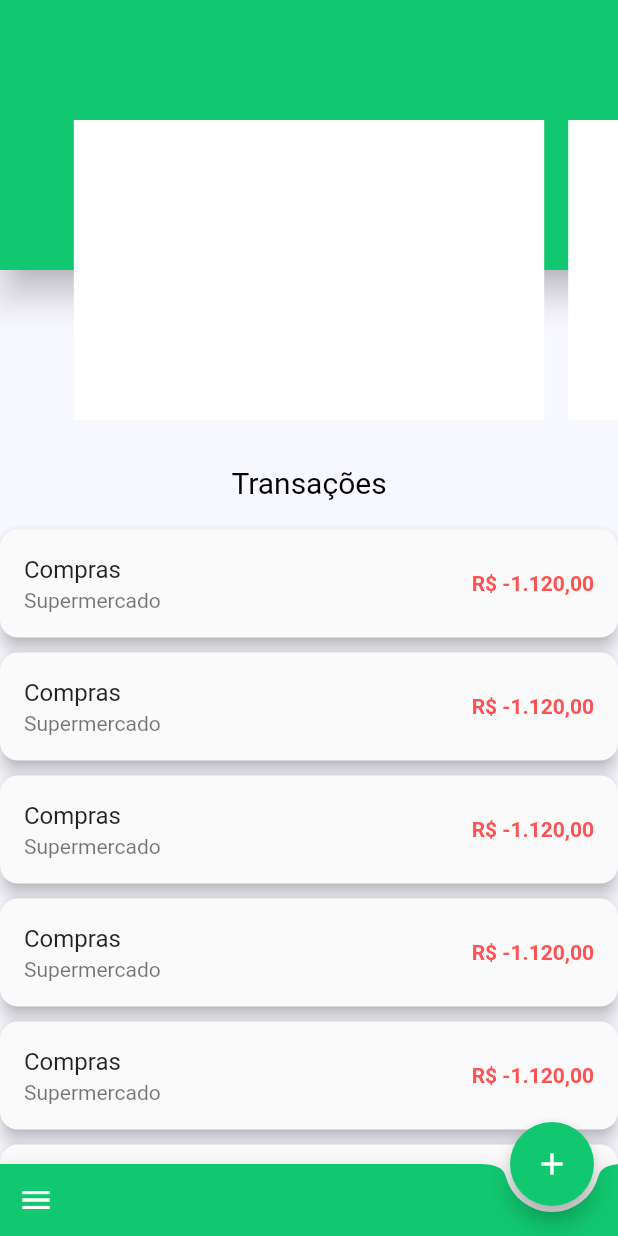
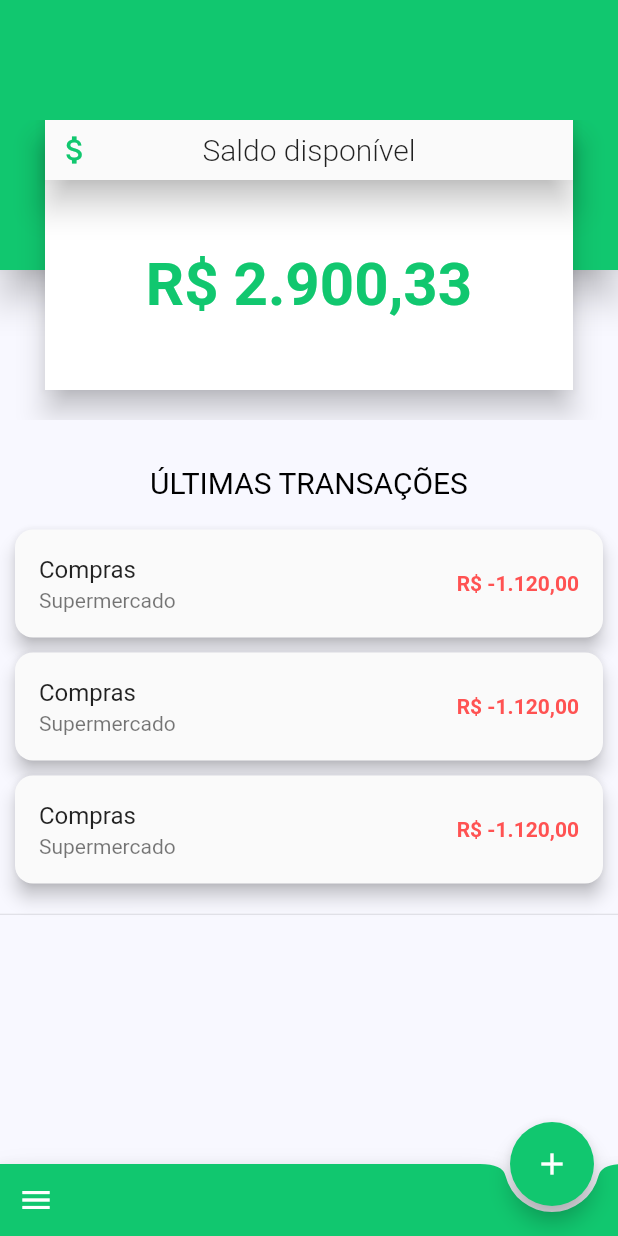
Before and after one commit to heycristhian/flutter-seucontrolefinanceiro, a Flutter app: the screen it shows after launch, on a phone screen of 412 x 824 dp. Run offline on Flutter 3.47's test engine with Material 2 defaults, Android fonts, the phone set to English and light mode, and no system bars.

Commit message:
Trabalhando na tela de transações e a inicial

```diff
--- a/Projeto V2/dz_finance/lib/ui/home.dart
+++ b/Projeto V2/dz_finance/lib/ui/home.dart
@@ -1,5 +1,6 @@
 import 'package:dz_finance/ui/about.dart';
 import 'package:dz_finance/ui/insertMoney.dart';
+import 'package:dz_finance/ui/transacoes.dart';
 import 'package:flutter/cupertino.dart';
 import 'package:flutter/material.dart';
 
@@ -9,8 +10,6 @@ class Home extends StatefulWidget {
 }
 
 class _HomeState extends State<Home> {
-  List<String> novaLista = ["1", "2", "3"];
-
   BoxDecoration myBoxDecoration() {
     return BoxDecoration(
         border: Border.all(width: 1, color: Color.fromRGBO(0, 0, 0, .125)),
@@ -37,31 +36,201 @@ class _HomeState extends State<Home> {
         ));
   }
 
+  Widget _container1() {
+    return Padding(
+      padding: const EdgeInsets.only(bottom: 20.0, right: 30.0, left: 30.0),
+      child: Material(
+        elevation: 8.0,
+        color: Colors.white,
+        child: Column(
+          children: <Widget>[
+            Material(
+              elevation: 9.0,
+              child: Padding(
+                padding: const EdgeInsets.all(8.0),
+                child: Row(
+                  mainAxisAlignment: MainAxisAlignment.spaceBetween,
+                  children: <Widget>[
+                    Icon(
+                      Icons.attach_money,
+                      color: Theme.of(context).primaryColor,
+                    ),
+                    Text(
+                      "Saldo disponível",
+                      style: TextStyle(
+                          fontSize: 20.0, fontWeight: FontWeight.w300),
+                    ),
+                    Opacity(
+                      opacity: 0,
+                      child: Icon(
+                        Icons.attach_money,
+                        color: Theme.of(context).primaryColor,
+                      ),
+                    ),
+                  ],
+                ),
+              ),
+            ),
+            Expanded(
+                child: Stack(
+              children: <Widget>[
+                Center(
+                  child: Text(
+                    "R\$ 2.900,33",
+                    style: TextStyle(
+                        fontSize: 40.0,
+                        fontWeight: FontWeight.w700,
+                        color: Theme.of(context).primaryColor),
+                  ),
+                ),
+                InkWell(
+                  splashColor: Colors.greenAccent,
+                  onTap: () {
+                    Navigator.push(
+                        context,
+                        MaterialPageRoute(
+                            builder: (BuildContext context) => Transacoes()));
+                  },
+                ),
+              ],
+            )),
+          ],
+        ),
+      ),
+    );
+  }
+
+  Widget _container2() {
+    return Padding(
+      padding: const EdgeInsets.only(bottom: 20.0, right: 30.0, left: 30.0),
+      child: Material(
+        elevation: 8.0,
+        color: Colors.white,
+        child: Column(
+          children: <Widget>[
+            Material(
+              elevation: 9.0,
+              child: Padding(
+                padding: const EdgeInsets.all(8.0),
+                child: Row(
+                  mainAxisAlignment: MainAxisAlignment.spaceBetween,
+                  children: <Widget>[
+                    Icon(
+                      Icons.attach_money,
+                      color: Theme.of(context).primaryColor,
+                    ),
+                    Text(
+                      "Despesas do mês passado",
+                      style: TextStyle(
+                          fontSize: 20.0, fontWeight: FontWeight.w300),
+                    ),
+                    Opacity(
+                      opacity: 0,
+                      child: Icon(
+                        Icons.attach_money,
+                        color: Theme.of(context).primaryColor,
+                      ),
+                    ),
+                  ],
+                ),
+              ),
+            ),
+            Expanded(
+                child: Stack(
+              children: <Widget>[
+                Center(
+                  child: Text(
+                    "R\$ 1.123,98",
+                    style: TextStyle(
+                        fontSize: 40.0,
+                        fontWeight: FontWeight.w700,
+                        color: Colors.red),
+                  ),
+                ),
+                InkWell(
+                  splashColor: Colors.redAccent,
+                  onTap: () => debugPrint("Container 2"),
+                ),
+              ],
+            )),
+          ],
+        ),
+      ),
+    );
+  }
+
+  Widget _container3() {
+    return Padding(
+      padding: const EdgeInsets.only(bottom: 20.0, right: 30.0, left: 30.0),
+      child: Material(
+        elevation: 8.0,
+        color: Colors.white,
+        child: Column(
+          children: <Widget>[
+            Material(
+              elevation: 9.0,
+              child: Padding(
+                padding: const EdgeInsets.all(8.0),
+                child: Row(
+                  mainAxisAlignment: MainAxisAlignment.spaceBetween,
+                  children: <Widget>[
+                    Icon(
+                      Icons.attach_money,
+                      color: Theme.of(context).primaryColor,
+                    ),
+                    Text(
+                      "Container 3",
+                      style: TextStyle(
+                          fontSize: 20.0, fontWeight: FontWeight.w300),
+                    ),
+                    Opacity(
+                      opacity: 0,
+                      child: Icon(
+                        Icons.attach_money,
+                        color: Theme.of(context).primaryColor,
+                      ),
+                    ),
+                  ],
+                ),
+              ),
+            ),
+            Expanded(
+                child: Stack(
+              children: <Widget>[
+                Center(
+                  child: Text(
+                    "",
+                    style: TextStyle(
+                        fontSize: 40.0,
+                        fontWeight: FontWeight.w700,
+                        color: Theme.of(context).primaryColor),
+                  ),
+                ),
+                InkWell(
+                  splashColor: Colors.greenAccent,
+                  onTap: () => debugPrint("Container 2"),
+                ),
+              ],
+            )),
+          ],
+        ),
+      ),
+    );
+  }
+
   Widget myDashboard() {
     return Padding(
       padding: const EdgeInsets.only(top: 80),
       child: Container(
         height: 200,
         child: PageView(
-          controller: PageController(viewportFraction: 0.8),
+          controller: PageController(viewportFraction: 1),
           scrollDirection: Axis.horizontal,
           pageSnapping: true,
           children: <Widget>[
-            Container(
-              margin: const EdgeInsets.symmetric(horizontal: 8),
-              color: Colors.white,
-              width: 100,
-            ),
-            Container(
-              margin: const EdgeInsets.symmetric(horizontal: 8),
-              color: Colors.white,
-              width: 100,
-            ),
-            Container(
-              margin: const EdgeInsets.symmetric(horizontal: 8),
-              color: Colors.white,
-              width: 100,
-            ),
+            _container1(),
+            _container2(),
+            _container3(),
           ],
         ),
       ),
@@ -71,8 +240,6 @@ class _HomeState extends State<Home> {
   Widget _body() {
     return SingleChildScrollView(
       child: Container(
-        color: Color.fromRGBO(248, 248, 255, 1),
-        //color: Colors.red,
         child: Column(
           children: <Widget>[
             Stack(
@@ -84,7 +251,7 @@ class _HomeState extends State<Home> {
             SizedBox(
               height: 30,
             ),
-            Text("Transações",
+            Text("ÚLTIMAS TRANSAÇÕES",
                 style: TextStyle(color: Colors.black, fontSize: 20)),
             SizedBox(
               height: 20,
@@ -94,17 +261,8 @@ class _HomeState extends State<Home> {
             _historico(),
             SizedBox(height: 10),
             _historico(),
-            SizedBox(height: 10),
-            _historico(),
-            SizedBox(height: 10),
-            _historico(),
-            SizedBox(height: 10),
-            _historico(),
-            SizedBox(height: 10),
-            _historico(),
-            SizedBox(height: 10),
-            _historico(),
-            SizedBox(height: 10),
+            SizedBox(height: 20),
+            Divider(height: 1,)
           ],
         ),
       ),
@@ -112,7 +270,9 @@ class _HomeState extends State<Home> {
   }
 
   Widget _historico() {
-    return Material(
+    return Padding(
+      padding: const EdgeInsets.symmetric(horizontal: 10.0),
+      child: Material(
         elevation: 5.0,
         borderRadius: BorderRadius.all(Radius.circular(12.0)),
         child: Column(
@@ -128,12 +288,14 @@ class _HomeState extends State<Home> {
             ),
           ],
         ),
+      ),
     );
   }
 
   @override
   Widget build(BuildContext context) {
     return Scaffold(
+        backgroundColor: Color.fromRGBO(248, 248, 255, 1),
         drawer: Drawer(
           child: Column(
             children: <Widget>[
--- a/Projeto V2/dz_finance/lib/ui/insertMoney.dart
+++ b/Projeto V2/dz_finance/lib/ui/insertMoney.dart
@@ -17,7 +17,12 @@ class _InsertMoneyState extends State<InsertMoney> {
   @override
   Widget build(BuildContext context) {
     return Material(
-      child: Container(
+      child: Scaffold(
+        floatingActionButton: FloatingActionButton(
+          backgroundColor: Theme.of(context).primaryColor,
+          child: Icon(Icons.done, color: Colors.white, ),
+        ),
+        body: Container(
           decoration: BoxDecoration(
               gradient: LinearGradient(
                   begin: Alignment.topLeft,
@@ -52,6 +57,7 @@ class _InsertMoneyState extends State<InsertMoney> {
             ),
           ),
         ),
+      ),
     );
   }
 }
--- /dev/null
+++ b/Projeto V2/dz_finance/lib/ui/transacoes.dart
@@ -0,0 +1,27 @@
+
+import 'package:flutter/material.dart';
+
+class Transacoes extends StatefulWidget {
+  @override
+  _TransacoesState createState() => _TransacoesState();
+}
+
+class _TransacoesState extends State<Transacoes> {
+  @override
+  Widget build(BuildContext context) {
+    return Scaffold(
+      backgroundColor: Theme.of(context).primaryColorDark,
+        appBar: AppBar(
+          title: Text("Transações"),
+        ),
+        body: Center(
+          child: Text(
+            "Tela de transações",
+            style: TextStyle(
+                fontSize: 50.0,
+                color: Colors.white,
+                fontWeight: FontWeight.w700),
+          ),
+        ));
+  }
+}
```
Lines whose indentation alone changed are shown as unchanged.
